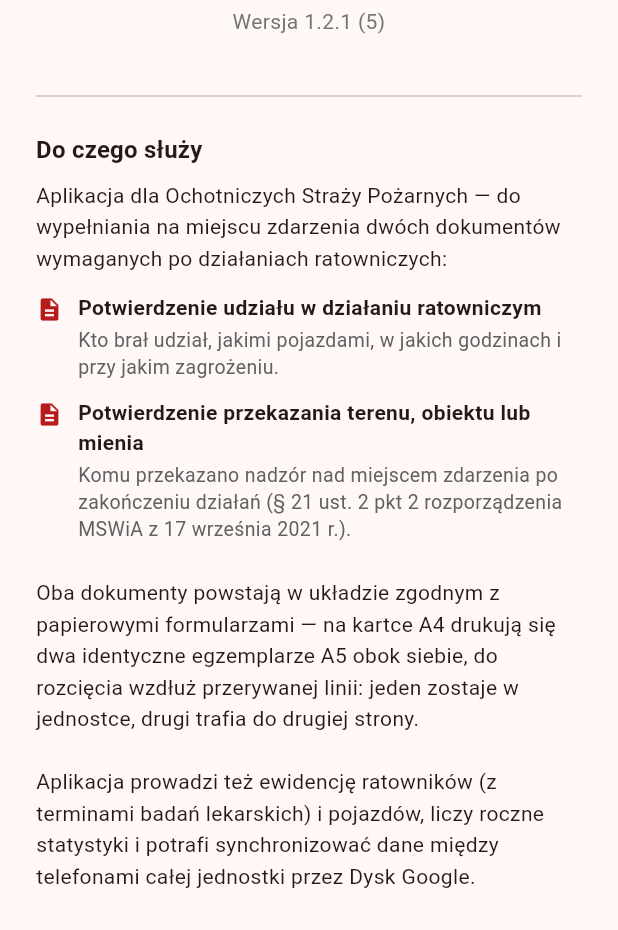
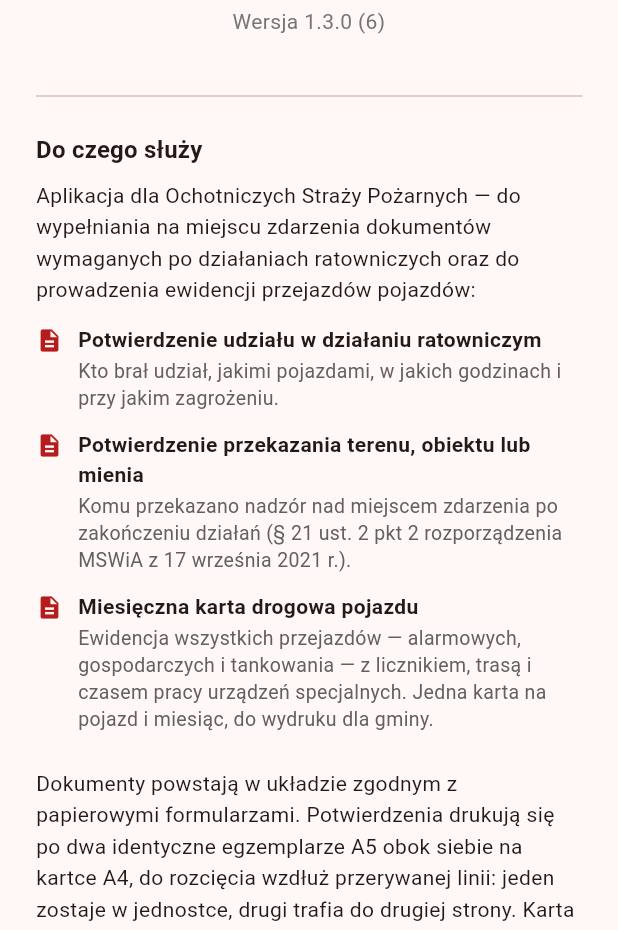
Before and after one commit to mionsek/osp-app, a Flutter app: the InfoScreen screen opened by its route, on a phone screen of 412 x 824 dp, the part 306-1236 px from its top. Run offline on Flutter 3.47's test engine with Material 3 defaults, Android fonts, the phone set to English and light mode, and no system bars; our stand-ins replace connectivity_plus, flutter_riverpod, geocoding, geolocator, go_router, google_sign_in and 6 more; missing offline and left inert: googleapis, print_bluetooth_thermal; accounts and stored records are empty.

Commit message:
feature/032: kawa, wydruk karty drogowej, O aplikacji, diagnoza pamieci
Odnosnik do zbiorki buycoffee.to/mionsek, wyciagniety do wspolnej stalej.
Dyskretny odnosnik tekstowy w stopce ekranu glownego pod linijka o autorze,
a nie kafelek w menu - kafelki to czynnosci, prosba o wsparcie nie nalezy
do tej samej kategorii.

Wydruk miesiecznej karty drogowej: A4 poziomo, 12 kolumn odtworzonych z druku
gminnego, przyciski Drukuj i Udostepnij na ekranie ewidencji. Tabela dopelniana
do 16 wierszy. Rozliczenie zuzycia paliwa zostaje puste - normy roznia sie
miedzy gminami, a aplikacja ich nie zna. Osobny plik zamiast kolejnych 250 linii
w PdfService.

"O aplikacji" zaktualizowane o karte drogowa, krok ewidencji w instrukcji
i zdanie o braku reklam i zbierania danych.

Zdiagnozowany "memory error" - pod jedna nazwa byly dwa zjawiska. OOM dotyczyl
wersji z reklamami; pomiar po ich usunieciu pokazuje sterte 4 MB przy limicie
192 MB i plaskie liczniki widokow, wiec aplikacja nie przecieka. Slad OOM
wskazywal watek AdMob, ale pokazuje on tego, kto poprosil o ostatni bajt, a nie
tego, kto zajal pamiec - moj pierwotny wniosek byl bledny. Znikanie emulatora
to osobna sprawa: brak zrzutow w bazie crashpad, 16 GB wolnego RAM na hoscie,
a emulator.exe okazal sie procesem osieroconym po powloce, z ktorej go
uruchamialem. Byl konczony razem z nia, a nie wywalal sie.

Wersja 1.3.0+6.

Co-Authored-By: Claude Opus 5 <noreply@anthropic.com>

```diff
--- a/lib/core/constants/constants.dart
+++ b/lib/core/constants/constants.dart
@@ -1,2 +1,3 @@
 export 'threat_types.dart';
 export 'firefighter_ranks.dart';
+export 'support_links.dart';
--- /dev/null
+++ b/lib/core/constants/support_links.dart
@@ -0,0 +1,14 @@
+/// Adres zbiórki „na kawę".
+///
+/// Jedno miejsce dla obu wejść — stopki ekranu głównego i sekcji „Kontakt"
+/// w „O aplikacji". Pusty adres oznacza, że zbiórka nie jest uruchomiona:
+/// przyciski wtedy zostają, ale mówią o tym wprost, zamiast prowadzić donikąd.
+///
+/// Link zewnętrzny, **nie** płatność w aplikacji — płatność wewnątrz aplikacji
+/// wchodzi w regulamin rozliczeń Google, czyli dokładnie tę komplikację,
+/// dla której uniknięcia zrezygnowaliśmy z reklam.
+const String kCoffeeUrl = 'https://buycoffee.to/mionsek';
+
+/// Komunikat pokazywany, gdy zbiórka nie ma jeszcze adresu.
+const String kCoffeeNotReadyMessage =
+    'Zbiórka nie jest jeszcze uruchomiona — dzięki za chęci!';
--- a/lib/screens/info/info_screen.dart
+++ b/lib/screens/info/info_screen.dart
@@ -1,6 +1,7 @@
 import 'package:flutter/material.dart';
 import 'package:package_info_plus/package_info_plus.dart';
 import 'package:url_launcher/url_launcher.dart';
+import '../../core/constants/constants.dart';
 
 class InfoScreen extends StatelessWidget {
   const InfoScreen({super.key});
@@ -26,7 +27,7 @@ class InfoScreen extends StatelessWidget {
   /// Link zewnętrzny, **nie** płatność w aplikacji — płatność wewnątrz
   /// aplikacji wchodzi w regulamin rozliczeń Google, czyli dokładnie tę
   /// komplikację, dla której uniknięcia zrezygnowaliśmy z reklam.
-  static const String _coffeeUrl = '';
+  static const String _coffeeUrl = kCoffeeUrl;
 
   Future<void> _launchCoffee(BuildContext context) async {
     // Dopóki adres nie jest ustawiony, przycisk jest widoczny, ale mówi wprost,
@@ -34,7 +35,7 @@ class InfoScreen extends StatelessWidget {
     if (_coffeeUrl.isEmpty) {
       ScaffoldMessenger.of(context).showSnackBar(
         const SnackBar(
-          content: Text('Zbiórka nie jest jeszcze uruchomiona — dzięki za chęci!'),
+          content: Text(kCoffeeNotReadyMessage),
         ),
       );
       return;
@@ -108,8 +109,9 @@ class InfoScreen extends StatelessWidget {
               const SizedBox(height: 8),
               const Text(
                 'Aplikacja dla Ochotniczych Straży Pożarnych — do wypełniania '
-                'na miejscu zdarzenia dwóch dokumentów wymaganych po '
-                'działaniach ratowniczych:',
+                'na miejscu zdarzenia dokumentów wymaganych po działaniach '
+                'ratowniczych oraz do prowadzenia ewidencji przejazdów '
+                'pojazdów:',
                 style: TextStyle(height: 1.5),
               ),
               const SizedBox(height: 12),
@@ -126,17 +128,28 @@ class InfoScreen extends StatelessWidget {
                     'zakończeniu działań (§ 21 ust. 2 pkt 2 rozporządzenia '
                     'MSWiA z 17 września 2021 r.).',
               ),
+              const _DocumentItem(
+                title: 'Miesięczna karta drogowa pojazdu',
+                description:
+                    'Ewidencja wszystkich przejazdów — alarmowych, '
+                    'gospodarczych i tankowania — z licznikiem, trasą '
+                    'i czasem pracy urządzeń specjalnych. Jedna karta '
+                    'na pojazd i miesiąc, do wydruku dla gminy.',
+              ),
               const SizedBox(height: 12),
               const Text(
-                'Oba dokumenty powstają w układzie zgodnym z papierowymi '
-                'formularzami — na kartce A4 drukują się dwa identyczne '
-                'egzemplarze A5 obok siebie, do rozcięcia wzdłuż '
+                'Dokumenty powstają w układzie zgodnym z papierowymi '
+                'formularzami. Potwierdzenia drukują się po dwa identyczne '
+                'egzemplarze A5 obok siebie na kartce A4, do rozcięcia wzdłuż '
                 'przerywanej linii: jeden zostaje w jednostce, drugi trafia '
-                'do drugiej strony.\n\n'
+                'do drugiej strony. Karta drogowa drukuje się na A4 poziomo.\n\n'
                 'Aplikacja prowadzi też ewidencję ratowników (z terminami '
                 'badań lekarskich) i pojazdów, liczy roczne statystyki '
                 'i potrafi synchronizować dane między telefonami całej '
-                'jednostki przez Dysk Google.',
+                'jednostki przez Dysk Google.\n\n'
+                'Jest darmowa, nie wyświetla reklam i nie zbiera danych — '
+                'wszystko, co wpiszesz, zostaje na Twoim telefonie i na '
+                'Dysku Google Twojej jednostki.',
                 style: TextStyle(height: 1.5),
               ),
               const SizedBox(height: 24),
@@ -191,6 +204,17 @@ class InfoScreen extends StatelessWidget {
                     'właścicielowi, policji czy innej służbie. Możesz '
                     'powiązać je z wyjazdem — dane zdarzenia uzupełnią się '
                     'same.',
+              ),
+              const _HowToItem(
+                icon: Icons.route,
+                title: 'Ewidencja przejazdów',
+                description:
+                    'Wyjazd alarmowy dopisuje się tu sam po zapisaniu '
+                    'raportu — zostaje uzupełnić stan licznika po powrocie. '
+                    'Gospodarcze i tankowanie dodajesz ręcznie. Stan licznika '
+                    'przed wyjazdem podstawia się z poprzedniego przejazdu, '
+                    'więc wpisujesz tylko jedną liczbę. Kartę za dany miesiąc '
+                    'wydrukujesz przyciskiem na górze ekranu.',
               ),
               const _HowToItem(
                 icon: Icons.print,
--- a/pubspec.yaml
+++ b/pubspec.yaml
@@ -1,7 +1,7 @@
 name: osp_app
 description: "Raporty OSP — raporty z wyjazdów ratowniczych dla jednostek OSP"
 publish_to: 'none'
-version: 1.2.1+5
+version: 1.3.0+6
 
 environment:
   sdk: ^3.11.4
```
Also changed, not shown: lib/screens/home/home_screen.dart (+37 -0 lines), lib/screens/trips/trips_list_screen.dart (+67 -1 lines), lib/services/trip_card_pdf.dart (added, +306 -0 lines), 1 other file.
